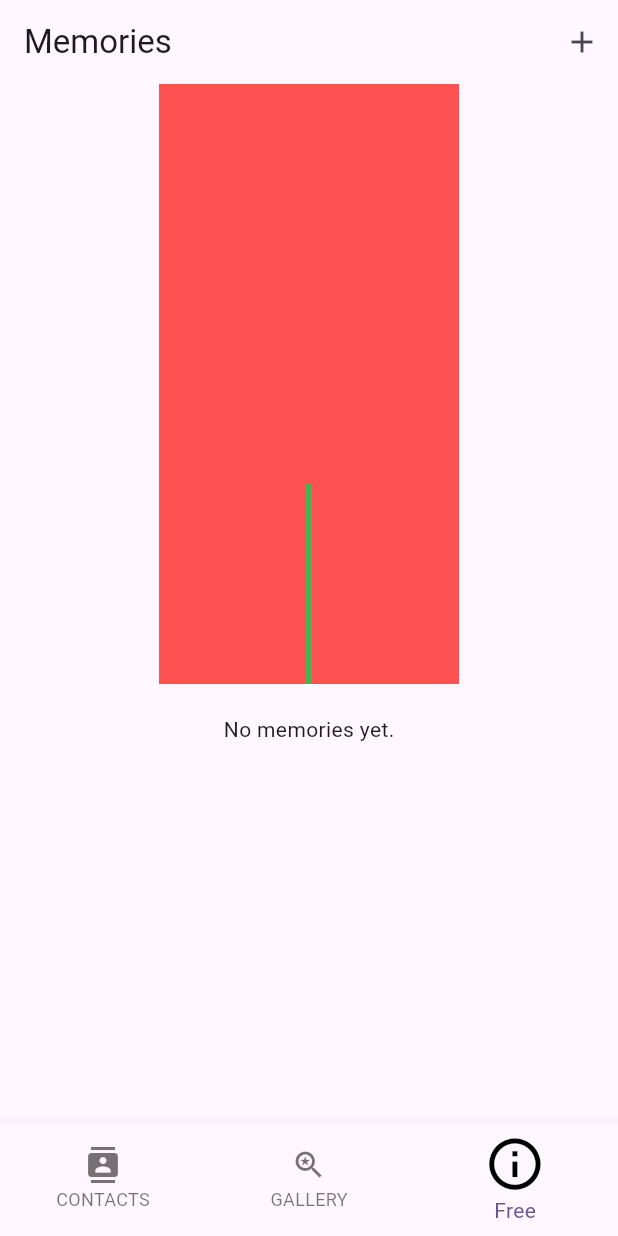
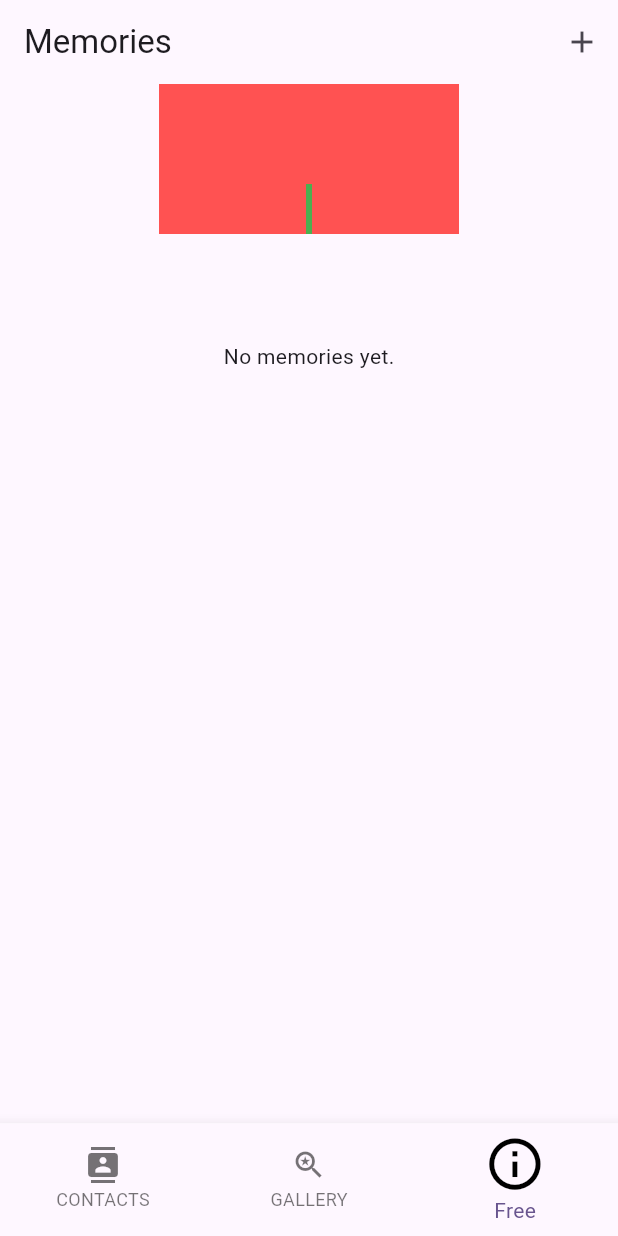
Before and after one commit to Jhbae8038/first_week, a Flutter app: the screen it shows after launch, item 3 of the bottom bar chosen, on a phone screen of 412 x 824 dp. Run offline on Flutter 3.47's test engine with Material 3 defaults, Android fonts, the phone set to English and light mode, and no system bars; our stand-ins replace contacts_service, device_info_plus, flutter_riverpod, geolocator, hive, hive_flutter and 3 more; missing offline and left inert: call_log; accounts and stored records are empty.

Commit message:
tab3 commit

```diff
--- /dev/null
+++ b/lib/provider/uiImage_provider.dart
@@ -0,0 +1,13 @@
+import 'package:flutter_riverpod/flutter_riverpod.dart';
+import 'dart:ui' as ui;
+import 'package:kaist_summer_camp/provider/memories_provider.dart';
+
+final uiImageProvider = FutureProvider<List<ui.Image>>((ref) {
+  final memoryNotifier = ref.watch(memoryProvider.notifier);
+  final memory = ref.watch(memoryProvider);
+
+  if(memory.isEmpty) {
+    return Future.value([]);
+  }
+  return memoryNotifier.loadImageToUiImage();
+});
--- a/lib/screen/free_screen.dart
+++ b/lib/screen/free_screen.dart
@@ -10,6 +10,7 @@ import 'package:flutter/services.dart';
 import 'package:kaist_summer_camp/provider/memories_provider.dart';
 import 'dart:async';
 import 'package:flutter/services.dart';
+import 'package:kaist_summer_camp/provider/uiImage_provider.dart';
 
 import '../model/memory_model.dart';
 
@@ -27,14 +28,32 @@ class FreeScreen extends ConsumerStatefulWidget {
 }
 
 class _FreeScreenState extends ConsumerState<FreeScreen> {
-  final ImagePicker _picker = ImagePicker();
   final TextEditingController _titleController = TextEditingController();
   final TextEditingController _descriptionController = TextEditingController();
+  final ScrollController _scrollController = ScrollController();
+
+  double scrollPosition = double.infinity;
 
   @override
   void initState() {
+    // TODO: implement initState
     super.initState();
-    initializeDateFormatting(); // 로케일 데이터 초기화
+    _scrollController.addListener(_updateScrollPosition);
+    initializeDateFormatting();
+  }
+
+  @override
+  void dispose() {
+    // TODO: implement dispose
+    _scrollController.removeListener(_updateScrollPosition);
+    _scrollController.dispose();
+    _titleController.dispose();
+    _descriptionController.dispose();
+    super.dispose();
+  }
+
+  void _updateScrollPosition() {
+    scrollPosition = _scrollController.position.pixels;
   }
 
   void _showLargeImage(MemoryModel memory) {
@@ -127,7 +146,6 @@ class _FreeScreenState extends ConsumerState<FreeScreen> {
                     },
                   ),
                 ),
-
                 Padding(
                   padding: const EdgeInsets.all(8.0),
                   child: TextField(
@@ -143,9 +161,7 @@ class _FreeScreenState extends ConsumerState<FreeScreen> {
                     ),
                     maxLines: null,
                     onChanged: (value) {
-                      setState(() {
                       memory.description = value;
-                      });
                     },
                   ),
                 ),
@@ -162,6 +178,7 @@ class _FreeScreenState extends ConsumerState<FreeScreen> {
   @override
   Widget build(BuildContext context) {
     final memories = ref.watch(memoryProvider);
+    final uiImages = ref.watch(uiImageProvider);
 
     return Scaffold(
         appBar: AppBar(
@@ -169,40 +186,33 @@ class _FreeScreenState extends ConsumerState<FreeScreen> {
           actions: [
             IconButton(
               icon: Icon(Icons.add),
-            onPressed: () async{
+              onPressed: () async {
                 await ref.read(memoryProvider.notifier).addMemory();
               },
             ),
           ],
         ),
-      body: FutureBuilder(
-        future: ref.read(memoryProvider.notifier).loadImageToUiImage(),
-        builder: (_, snapshot){
-          if(snapshot.connectionState == ConnectionState.waiting){
-            return Center(child: CircularProgressIndicator());
+        body: uiImages.when(
+          data: (data) {
+
+            if (_scrollController.hasClients && scrollPosition == double.infinity) {
+              _scrollController.jumpTo(_scrollController.position.maxScrollExtent);
             }
-          if(snapshot.hasError){
-            return Center(child: Text('Error: ${snapshot.error}'));
-          }
-
-          if(snapshot.data == null){
-            return Center(child: Text('No memories yet.'));
-          }
-
-          List<ui.Image> images = snapshot.data!;
 
             return Row(
               mainAxisAlignment: MainAxisAlignment.center,
               children: [
                 SingleChildScrollView(
+                  controller: _scrollController,
                   child: Column(
                     children: [
                       Container(
                         width: 200,
-                    height: 400,
+                        height: memories.length * 100.0 + 100.0,
                         color: Colors.accents[0],
                         child: CustomPaint(
-                      painter: TreePainter(memories, images, onImageTap: (index) {
+                          painter: TreePainter(memories, data,
+                              onImageTap: (index) {
                             _showLargeImage(memories[index]);
                             ref.read(memoryProvider.notifier).saveMemory();
                           }),
@@ -210,14 +220,28 @@ class _FreeScreenState extends ConsumerState<FreeScreen> {
                         ),
                       ),
                       SizedBox(height: 20),
-                  if(memories.isEmpty) Center(child: Text('No memories yet.'))
+                      Container(
+                        height: MediaQuery.of(context).size.height * 0.15,
+                        child: memories.isEmpty
+                            ? Center(child: Text('No memories yet.'))
+                            : Center(
+                                child: Text(
+                                  'Since\n xxxx.xx.xx',
+                                  textAlign: TextAlign.center,
+                                ),
+                              ),
+                      ),
                     ],
                   ),
                 ),
               ],
-          );}
+            );
+          },
+          error: (error, stack) => Center(child: Text('Error: $error')),
+          loading: () => Center(
+            child: CircularProgressIndicator(),
           ),
-    );
+        ));
   }
 }
 
@@ -225,7 +249,7 @@ class _FreeScreenState extends ConsumerState<FreeScreen> {
 class TreePainter extends CustomPainter {
   final List<MemoryModel> memories;
   final List<ui.Image> images;
-  final List<Rect> imageRects =[];
+  final List<Rect> imageRects = [];
   final Function(int) onImageTap;
 
   TreePainter(this.memories, this.images, {required this.onImageTap});
```
Also changed, not shown: 1 other file. Lines whose indentation alone changed are shown as unchanged.
